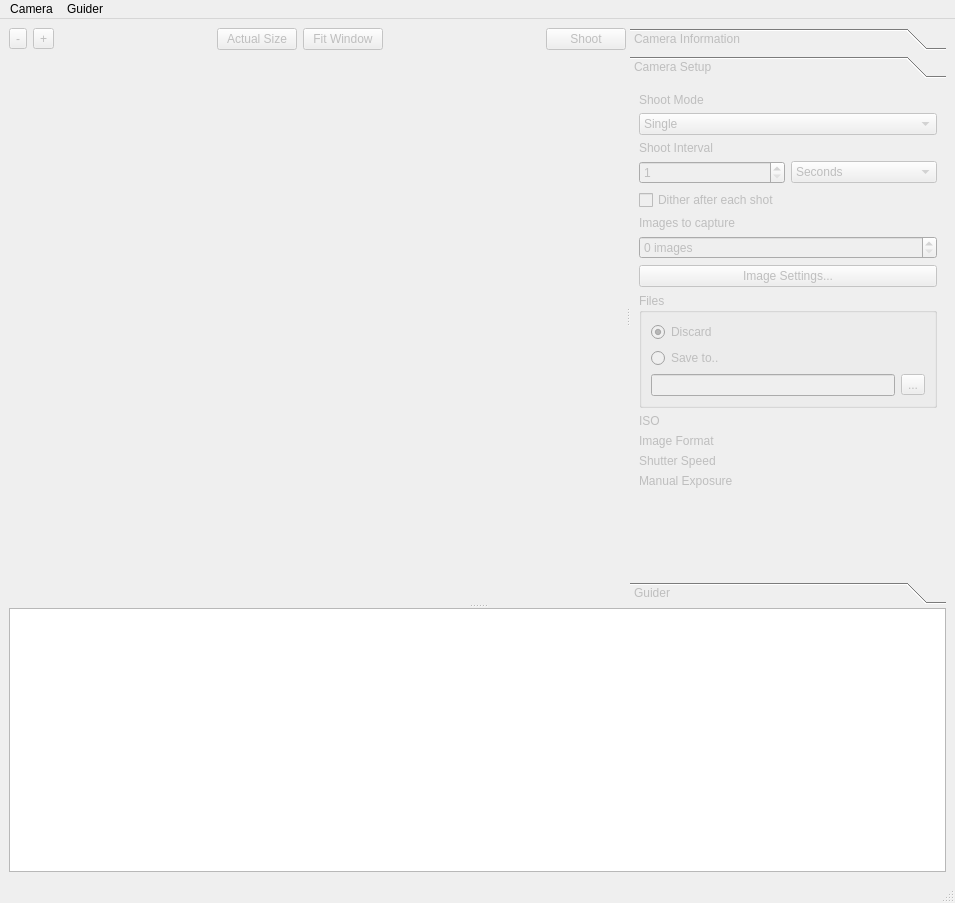
Above: dslr-qt-shooter/ui/dslr_shooter_window.ui from Edlward/GalaxyHunter before the change. Below: the same form after it.
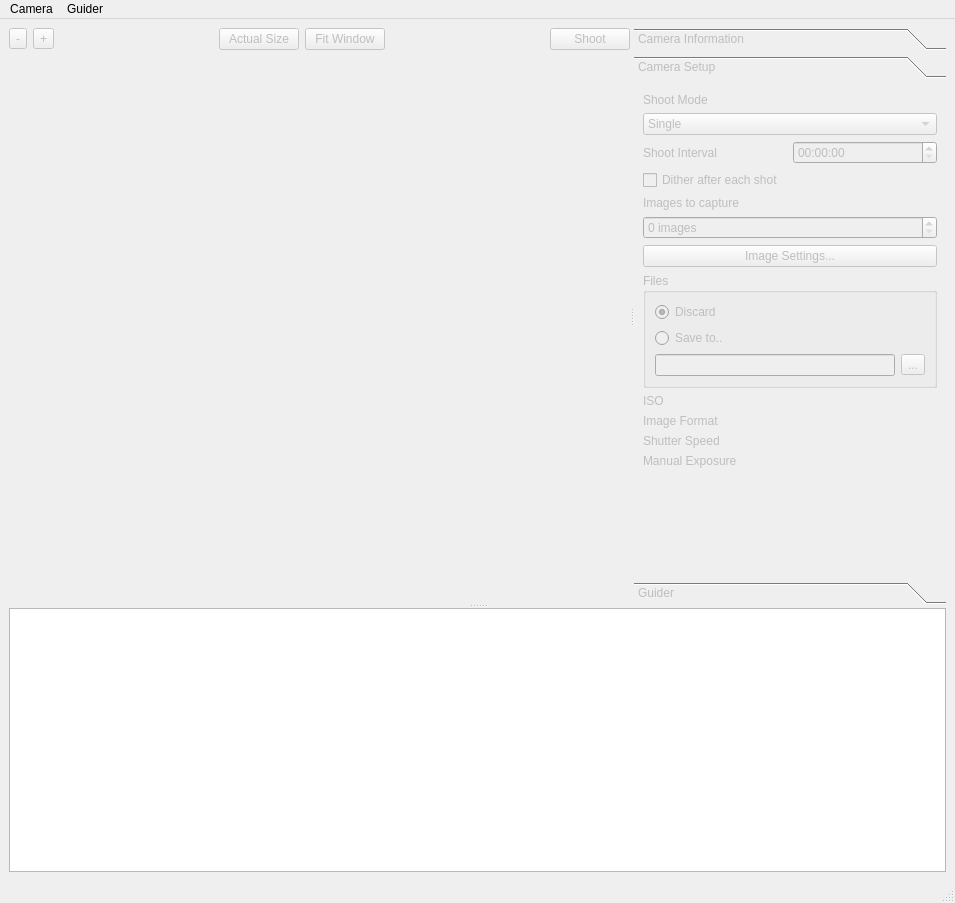
That is the form after the change. The open tabs and pages were chosen to show the change. Custom widgets are drawn as their Qt base class.

What changed in the file:
```diff
--- a/dslr-qt-shooter/ui/dslr_shooter_window.ui
+++ b/dslr-qt-shooter/ui/dslr_shooter_window.ui
@@ -168,29 +168,43 @@
           <rect>
            <x>0</x>
            <y>0</y>
-           <width>214</width>
-           <height>435</height>
+           <width>205</width>
+           <height>370</height>
           </rect>
          </property>
          <attribute name="label">
           <string>Camera Setup</string>
          </attribute>
          <layout class="QGridLayout" name="gridLayout_3">
-          <item row="12" column="0">
+          <item row="3" column="0">
+           <widget class="QLabel" name="label_2">
+            <property name="text">
+             <string>Shoot Interval</string>
+            </property>
+           </widget>
+          </item>
+          <item row="11" column="1">
+           <widget class="QLabel" name="imageFormatLabel">
+            <property name="text">
+             <string/>
+            </property>
+           </widget>
+          </item>
+          <item row="13" column="0">
            <widget class="QLabel" name="label_10">
             <property name="text">
              <string>Manual Exposure</string>
             </property>
            </widget>
           </item>
-          <item row="12" column="1">
+          <item row="13" column="1">
            <widget class="QLabel" name="manualExposureLabel">
             <property name="text">
              <string/>
             </property>
            </widget>
           </item>
-          <item row="13" column="0">
+          <item row="14" column="0">
            <spacer name="verticalSpacer_3">
             <property name="orientation">
              <enum>Qt::Vertical</enum>
@@ -224,106 +238,70 @@
             </property>
            </widget>
           </item>
-          <item row="3" column="0">
-           <widget class="QSpinBox" name="shoot_interval">
-            <property name="minimum">
-             <number>1</number>
-            </property>
-            <property name="maximum">
-             <number>256</number>
-            </property>
-           </widget>
-          </item>
-          <item row="2" column="0" colspan="2">
-           <widget class="QLabel" name="label_2">
-            <property name="text">
-             <string>Shoot Interval</string>
-            </property>
-           </widget>
-          </item>
-          <item row="3" column="1">
-           <widget class="QComboBox" name="shoot_interval_unit">
-            <item>
-             <property name="text">
-              <string>Seconds</string>
-             </property>
-            </item>
-            <item>
-             <property name="text">
-              <string>Minutes</string>
-             </property>
-            </item>
-            <item>
-             <property name="text">
-              <string>Hours</string>
-             </property>
-            </item>
-           </widget>
-          </item>
-          <item row="5" column="0" colspan="2">
+          <item row="6" column="0" colspan="2">
            <widget class="QLabel" name="label_3">
             <property name="text">
              <string>Images to capture</string>
             </property>
            </widget>
           </item>
-          <item row="6" column="0" colspan="2">
+          <item row="7" column="0" colspan="2">
            <widget class="QSpinBox" name="images_count">
             <property name="suffix">
              <string> images</string>
             </property>
            </widget>
           </item>
-          <item row="11" column="0">
+          <item row="12" column="0">
            <widget class="QLabel" name="label_5">
             <property name="text">
              <string>Shutter Speed</string>
             </property>
            </widget>
           </item>
-          <item row="7" column="0" colspan="2">
+          <item row="8" column="0" colspan="2">
            <widget class="QPushButton" name="imageSettings">
             <property name="text">
              <string>Image Settings...</string>
             </property>
            </widget>
           </item>
-          <item row="9" column="0">
+          <item row="10" column="1">
+           <widget class="QLabel" name="isoLabel">
+            <property name="text">
+             <string/>
+            </property>
+           </widget>
+          </item>
+          <item row="10" column="0">
            <widget class="QLabel" name="label_4">
             <property name="text">
              <string>ISO</string>
             </property>
            </widget>
           </item>
-          <item row="10" column="0">
+          <item row="11" column="0">
            <widget class="QLabel" name="label_6">
             <property name="text">
              <string>Image Format</string>
             </property>
            </widget>
           </item>
-          <item row="9" column="1">
-           <widget class="QLabel" name="isoLabel">
-            <property name="text">
-             <string/>
-            </property>
-           </widget>
-          </item>
-          <item row="11" column="1">
+          <item row="12" column="1">
            <widget class="QLabel" name="shutterSpeedLabel">
             <property name="text">
              <string/>
             </property>
            </widget>
           </item>
-          <item row="10" column="1">
-           <widget class="QLabel" name="imageFormatLabel">
+          <item row="5" column="0" colspan="2">
+           <widget class="QCheckBox" name="ditherAfterShot">
             <property name="text">
-             <string/>
+             <string>Dither after each shot</string>
             </property>
            </widget>
           </item>
-          <item row="8" column="0" colspan="2">
+          <item row="9" column="0" colspan="2">
            <widget class="QGroupBox" name="groupBox">
             <property name="title">
              <string>Files</string>
@@ -366,10 +344,13 @@
             </layout>
            </widget>
           </item>
-          <item row="4" column="0" colspan="2">
-           <widget class="QCheckBox" name="ditherAfterShot">
-            <property name="text">
-             <string>Dither after each shot</string>
+          <item row="3" column="1">
+           <widget class="QTimeEdit" name="shoot_interval">
+            <property name="currentSection">
+             <enum>QDateTimeEdit::SecondSection</enum>
+            </property>
+            <property name="displayFormat">
+             <string>HH:mm:ss</string>
             </property>
            </widget>
           </item>
```
Left out of the diff: 10 changed lines with no effect on the pictures.
